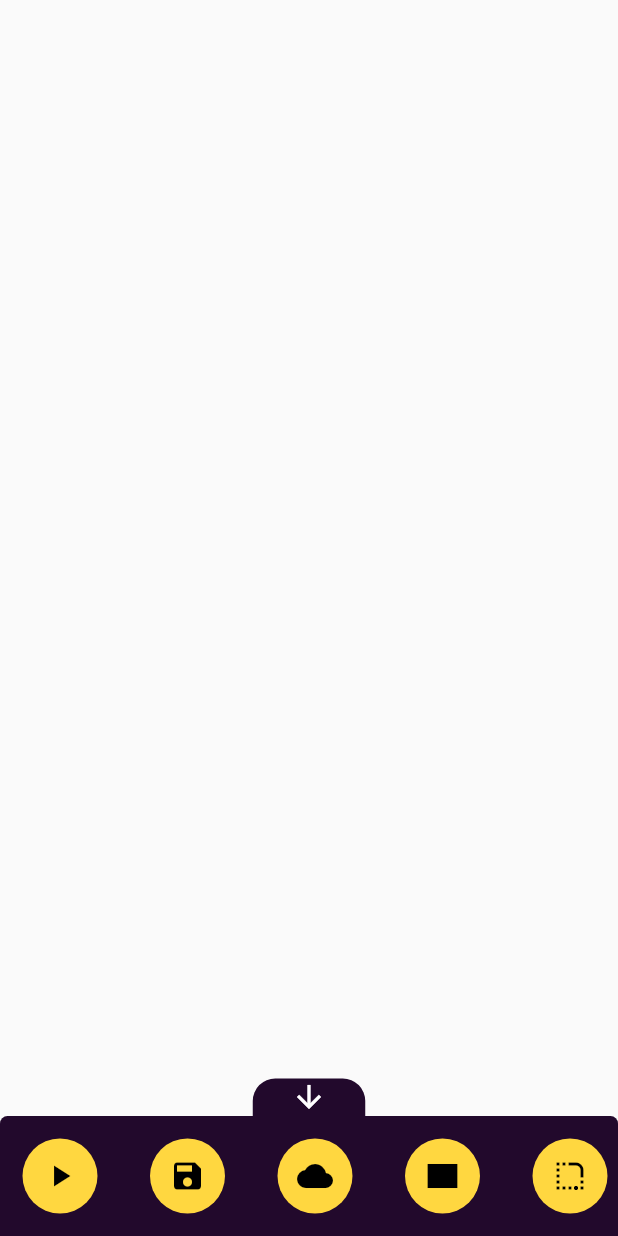
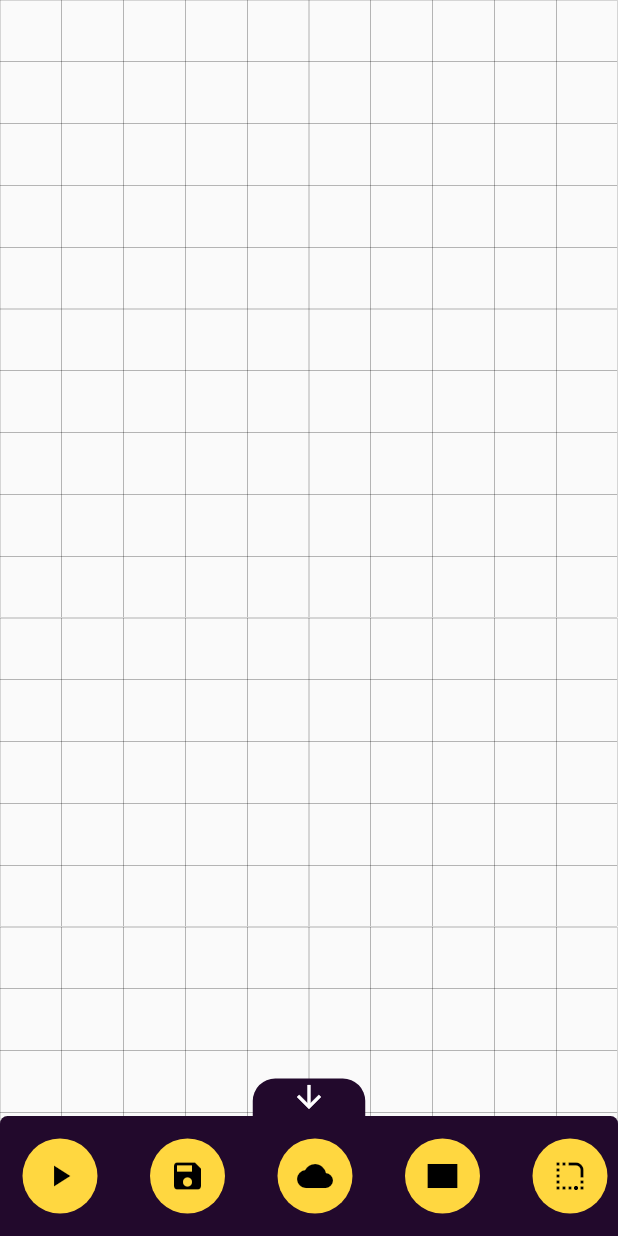
Before and after one commit to ibrahimsezer/Draggable_Interaction, a Flutter app: the screen it shows after launch, on a phone screen of 412 x 824 dp. Run offline on Flutter 3.47's test engine with Material 2 defaults, Android fonts, the phone set to English and light mode, and no system bars; our stand-ins replace flutter_colorpicker, flutter_svg.

Commit message:
Create GridView Background

```diff
--- a/lib/ui/main_board.dart
+++ b/lib/ui/main_board.dart
@@ -1,6 +1,7 @@
 import 'package:draggable_example/model/this_model.dart';
 import 'package:draggable_example/model/menu_activity.dart';
 import 'package:draggable_example/model/widget_model.dart';
+import 'package:draggable_example/ui/widgets/grid_view_background.dart';
 import 'package:draggable_example/ui/widgets/image_widget.dart';
 import 'package:draggable_example/ui/widgets/note_widget.dart';
 import 'package:draggable_example/ui/widgets/opener_widget.dart';
@@ -20,6 +21,7 @@ String tempText = "";
 
 class MainBoard extends StatefulWidget with ChangeNotifier {
   MainBoard({super.key});
+
   static List<ThisModel> widgets = [];
 
   void addWidget(ThisModel model) {
@@ -56,13 +58,13 @@ class _MainBoardState extends State<MainBoard> {
                 maxScale: 1000,
                 child: Stack(
                   children: [
+                    const AbsorbPointer(child: GridViewBackground()),
                     ...ThisModel.thisModelList.map((e) => e.widget),
                   ],
                 ),
               );
             },
           ),
-          ...MainBoard.widgets.map((e) => e.widget),
           Consumer<MenuActivity>(
             builder: (context, value, child) {
               return const MenuIconButton(
@@ -70,7 +72,8 @@ class _MainBoardState extends State<MainBoard> {
                 menuIcon: Icons.arrow_downward,
               ).openBottomWidget();
             },
-          )
+          ),
+          ...MainBoard.widgets.map((e) => e.widget),
         ]),
       ),
     );
--- /dev/null
+++ b/lib/ui/widgets/grid_view_background.dart
@@ -0,0 +1,28 @@
+import 'package:flutter/material.dart';
+
+class GridViewBackground extends StatefulWidget {
+  const GridViewBackground({
+    super.key,
+  });
+
+  @override
+  State<GridViewBackground> createState() => _GridViewBackgroundState();
+}
+
+class _GridViewBackgroundState extends State<GridViewBackground> {
+  @override
+  Widget build(BuildContext context) {
+    return GridView.builder(
+      gridDelegate:
+          const SliverGridDelegateWithFixedCrossAxisCount(crossAxisCount: 10),
+      shrinkWrap: true,
+      itemCount: 200,
+      itemBuilder: (context, index) {
+        return Container(
+          decoration: BoxDecoration(
+              border: Border.all(width: 0.1, color: Colors.black)),
+        );
+      },
+    );
+  }
+}
```
